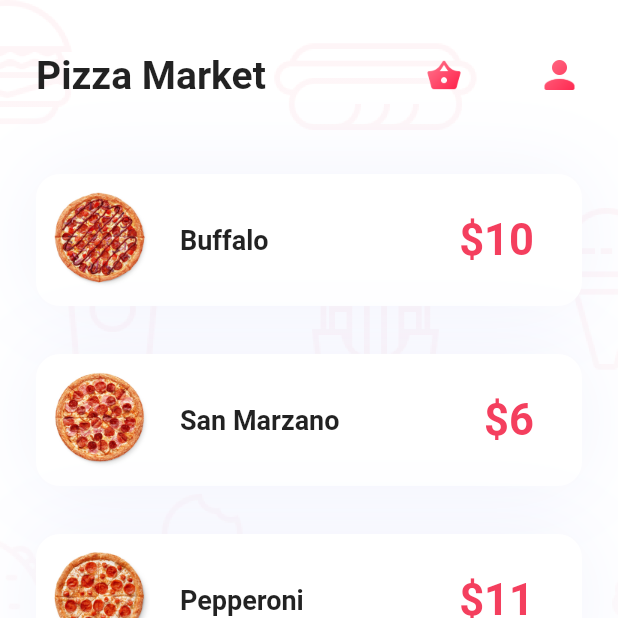
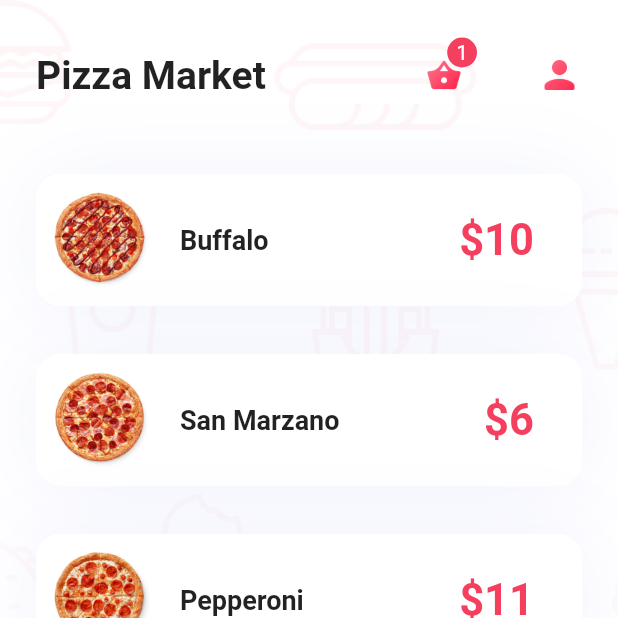
Before and after one commit to remakerich/sgmk_flutter_pizza, a Flutter app: the screen it shows after launch, after a tap on "Original", on a phone screen of 412 x 824 dp, the top half of it. Run offline on Flutter 3.47's test engine with Material 2 defaults, Android fonts, the phone set to English and light mode, and no system bars; drawn by our look-alikes of badges; our stand-ins replace bloc, flutter_bloc, freezed_annotation, get_it, injectable; generated files the repository leaves out were written again.

Commit message:
added order counter badge

```diff
--- a/lib/pages/order_details_page.dart
+++ b/lib/pages/order_details_page.dart
@@ -27,8 +27,8 @@ class OrderDetailsPage extends StatelessWidget {
                 child: orderDetailsBlocState.maybeMap(
                   success: (state) => ListView.builder(
                     shrinkWrap: true,
-                    physics: const BouncingScrollPhysics(),
-                    padding: EdgeInsets.zero,
+                    physics: const AlwaysScrollableScrollPhysics(parent: BouncingScrollPhysics()),
+                    padding: EdgeInsets.only(top: MediaQuery.of(context).padding.top + PizzaSizes.appBarHeight),
                     itemCount: state.myOrders.length,
                     itemBuilder: (context, index) {
                       return _OrderDetailsItem(pizza: state.myOrders[index]);
--- a/lib/pages/pizza_market_page.dart
+++ b/lib/pages/pizza_market_page.dart
@@ -24,8 +24,8 @@ class PizzaMarketPage extends StatelessWidget {
 
           return stockBlocState.maybeWhen(
             success: (pizzaStock) => ListView.builder(
-              physics: const BouncingScrollPhysics(),
-              padding: EdgeInsets.zero,
+              physics: const AlwaysScrollableScrollPhysics(parent: BouncingScrollPhysics()),
+              padding: EdgeInsets.only(top: MediaQuery.of(context).padding.top + PizzaSizes.appBarHeight),
               itemCount: pizzaStock.length,
               itemBuilder: (context, index) {
                 return _PizzaMarketItem(pizza: pizzaStock[index]);
--- a/lib/widgets/pizza_app_bar.dart
+++ b/lib/widgets/pizza_app_bar.dart
@@ -1,7 +1,11 @@
+import 'package:badges/badges.dart';
 import 'package:flutter/material.dart';
+import 'package:sgmk_flutter_pizza/blocs/order_details/order_details_bloc.dart';
+import 'package:sgmk_flutter_pizza/blocs/pizza_market/pizza_market_bloc.dart';
 import 'package:sgmk_flutter_pizza/pages/add_pizza_page.dart';
 import 'package:sgmk_flutter_pizza/pages/order_details_page.dart';
 import 'package:sgmk_flutter_pizza/utils/ui.dart';
+import 'package:flutter_bloc/flutter_bloc.dart';
 
 class PizzaAppBar extends StatelessWidget {
   const PizzaAppBar({
@@ -52,7 +56,34 @@ class PizzaAppBar extends StatelessWidget {
                 ),
               ),
               if (firstInStack)
-                GestureDetector(
+                Builder(builder: (context) {
+                  context.watch<PizzaMarketBloc>();
+                  final pizzaMarketBlocState = context.watch<OrderDetailsBloc>().state;
+
+                  final badgeCount = pizzaMarketBlocState.maybeMap(
+                    success: (state) => state.myOrders.length,
+                    orElse: () => 0,
+                  );
+
+                  return Badge(
+                    showBadge: badgeCount != 0,
+                    shape: badgeCount < 10 ? BadgeShape.circle : BadgeShape.square,
+                    borderRadius: BorderRadius.circular(18),
+                    padding: const EdgeInsets.symmetric(
+                      horizontal: 6,
+                      vertical: 3,
+                    ),
+                    position: BadgePosition.topEnd(top: -14),
+                    elevation: 0,
+                    toAnimate: false,
+                    badgeColor: PizzaColors.primary,
+                    badgeContent: Text(
+                      badgeCount.toString(),
+                      style: const TextStyle(
+                        color: Colors.white,
+                      ),
+                    ),
+                    child: GestureDetector(
                       onTap: () => Navigator.of(context).pushNamed(OrderDetailsPage.routeName),
                       child: SizedBox(
                         height: 24,
@@ -63,6 +94,8 @@ class PizzaAppBar extends StatelessWidget {
                         ),
                       ),
                     ),
+                  );
+                }),
               const SizedBox(width: 50),
               if (firstInStack)
                 GestureDetector(
--- a/lib/widgets/pizza_scaffold.dart
+++ b/lib/widgets/pizza_scaffold.dart
@@ -36,13 +36,15 @@ class PizzaScaffold extends StatelessWidget {
               ),
             ),
           ),
+          body,
           appBar,
-          Padding(
-            padding: EdgeInsets.only(
-              top: MediaQuery.of(context).padding.top + PizzaSizes.appBarHeight,
-            ),
-            child: body,
-          ),
+
+          // Padding(
+          //   padding: EdgeInsets.only(
+          //     top: MediaQuery.of(context).padding.top + PizzaSizes.appBarHeight,
+          //   ),
+          //   child: ,
+          // ),
         ],
       ),
     );
--- a/pubspec.yaml
+++ b/pubspec.yaml
@@ -14,6 +14,7 @@ dependencies:
   flutter_bloc: ^8.0.1
   get_it: ^7.2.0
   freezed_annotation: ^1.1.0
+  badges: ^2.0.2
 
 dev_dependencies:
   flutter_test:
```
Also changed, not shown: pubspec.lock. Lines whose indentation alone changed are shown as unchanged.
